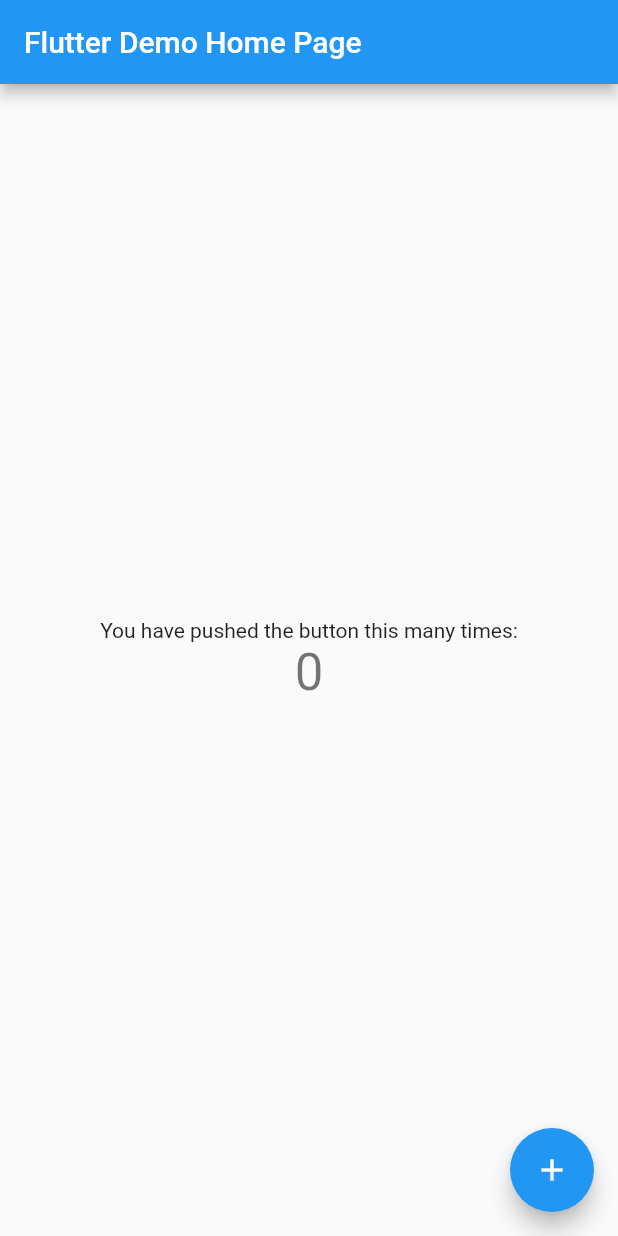
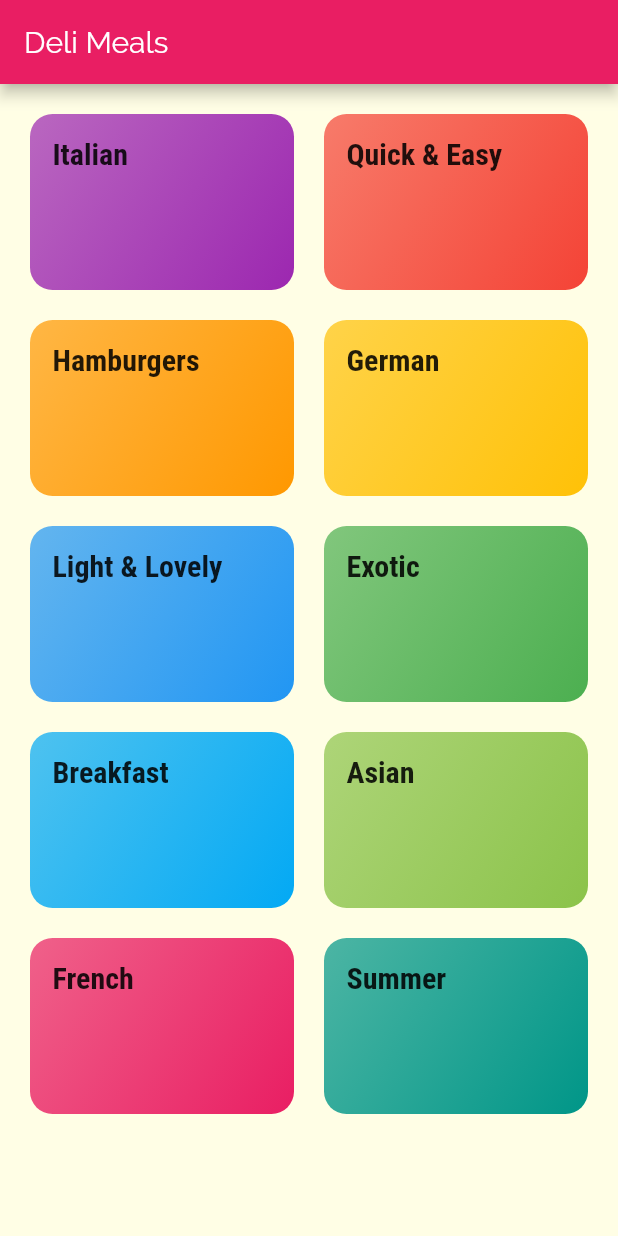
Before and after one commit to JuanBalceda/deli_meals, a Flutter app: the screen it shows after launch, on a phone screen of 412 x 824 dp. Run offline on Flutter 3.47's test engine with Material 2 defaults, Android fonts, the phone set to English and light mode, and no system bars.

Commit message:
Added basic navigation example

```diff
--- /dev/null
+++ b/lib/categories_screen.dart
@@ -0,0 +1,32 @@
+import 'package:deli_meals/category_item.dart';
+import 'package:deli_meals/dummy_data.dart';
+import 'package:flutter/material.dart';
+
+class CategoriesScreen extends StatelessWidget {
+  @override
+  Widget build(BuildContext context) {
+    return Scaffold(
+      appBar: AppBar(
+        title: const Text('Deli Meals'),
+      ),
+      body: GridView(
+        padding: EdgeInsets.all(20),
+        children: DUMMY_CATEGORIES
+            .map(
+              (category) => CategoryItem(
+                category.id,
+                category.title,
+                category.color,
+              ),
+            )
+            .toList(),
+        gridDelegate: SliverGridDelegateWithMaxCrossAxisExtent(
+          maxCrossAxisExtent: 200,
+          childAspectRatio: 3 / 2,
+          crossAxisSpacing: 20,
+          mainAxisSpacing: 20,
+        ),
+      ),
+    );
+  }
+}
--- /dev/null
+++ b/lib/category_item.dart
@@ -0,0 +1,47 @@
+import 'package:deli_meals/category_meals_screen.dart';
+import 'package:flutter/material.dart';
+
+class CategoryItem extends StatelessWidget {
+  final String id;
+  final String title;
+  final Color color;
+
+  CategoryItem(this.id, this.title, this.color);
+
+  void selectCategory(BuildContext ctx) {
+    Navigator.of(ctx).push(
+      MaterialPageRoute(
+        builder: (_) {
+          return CategoryMealsScreen(this.id, this.title);
+        },
+      ),
+    );
+  }
+
+  @override
+  Widget build(BuildContext context) {
+    return InkWell(
+      onTap: () => selectCategory(context),
+      splashColor: Theme.of(context).primaryColor,
+      borderRadius: BorderRadius.circular(15),
+      child: Container(
+        padding: const EdgeInsets.all(15),
+        child: Text(
+          title,
+          style: Theme.of(context).textTheme.headline6,
+        ),
+        decoration: BoxDecoration(
+          gradient: LinearGradient(
+            colors: [
+              color.withOpacity(0.7),
+              color,
+            ],
+            begin: Alignment.topLeft,
+            end: Alignment.bottomRight,
+          ),
+          borderRadius: BorderRadius.circular(15),
+        ),
+      ),
+    );
+  }
+}
--- /dev/null
+++ b/lib/category_meals_screen.dart
@@ -0,0 +1,20 @@
+import 'package:flutter/material.dart';
+
+class CategoryMealsScreen extends StatelessWidget {
+  final String categoryId;
+  final String categoryTitle;
+
+  CategoryMealsScreen(this.categoryId, this.categoryTitle);
+
+  @override
+  Widget build(BuildContext context) {
+    return Scaffold(
+      appBar: AppBar(
+        title: Text(categoryTitle),
+      ),
+      body: Center(
+        child: Text('Recipes'),
+      ),
+    );
+  }
+}
--- /dev/null
+++ b/lib/dummy_data.dart
@@ -0,0 +1,56 @@
+import 'package:flutter/material.dart';
+
+import './models/category.dart';
+
+const DUMMY_CATEGORIES = const [
+  Category(
+    id: 'c1',
+    title: 'Italian',
+    color: Colors.purple,
+  ),
+  Category(
+    id: 'c2',
+    title: 'Quick & Easy',
+    color: Colors.red,
+  ),
+  Category(
+    id: 'c3',
+    title: 'Hamburgers',
+    color: Colors.orange,
+  ),
+  Category(
+    id: 'c4',
+    title: 'German',
+    color: Colors.amber,
+  ),
+  Category(
+    id: 'c5',
+    title: 'Light & Lovely',
+    color: Colors.blue,
+  ),
+  Category(
+    id: 'c6',
+    title: 'Exotic',
+    color: Colors.green,
+  ),
+  Category(
+    id: 'c7',
+    title: 'Breakfast',
+    color: Colors.lightBlue,
+  ),
+  Category(
+    id: 'c8',
+    title: 'Asian',
+    color: Colors.lightGreen,
+  ),
+  Category(
+    id: 'c9',
+    title: 'French',
+    color: Colors.pink,
+  ),
+  Category(
+    id: 'c10',
+    title: 'Summer',
+    color: Colors.teal,
+  ),
+];
--- a/lib/main.dart
+++ b/lib/main.dart
@@ -1,3 +1,4 @@
+import 'package:deli_meals/categories_screen.dart';
 import 'package:flutter/material.dart';
 
 void main() {
@@ -11,103 +12,25 @@ class MyApp extends StatelessWidget {
     return MaterialApp(
       title: 'Flutter Demo',
       theme: ThemeData(
-        // This is the theme of your application.
-        //
-        // Try running your application with "flutter run". You'll see the
-        // application has a blue toolbar. Then, without quitting the app, try
-        // changing the primarySwatch below to Colors.green and then invoke
-        // "hot reload" (press "r" in the console where you ran "flutter run",
-        // or simply save your changes to "hot reload" in a Flutter IDE).
-        // Notice that the counter didn't reset back to zero; the application
-        // is not restarted.
-        primarySwatch: Colors.blue,
+        primarySwatch: Colors.pink,
+        accentColor: Colors.amber,
+        canvasColor: Color.fromRGBO(255, 254, 229, 1),
+        fontFamily: 'Raleway',
+        textTheme: ThemeData.light().textTheme.copyWith(
+              bodyText1: TextStyle(
+                color: Color.fromRGBO(20, 51, 51, 1),
+              ),
+              bodyText2: TextStyle(
+                color: Color.fromRGBO(20, 51, 51, 1),
+              ),
+              headline6: TextStyle(
+                fontSize: 20,
+                fontFamily: 'RobotoCondensed',
+                fontWeight: FontWeight.bold,
+              ),
+            ),
       ),
-      home: MyHomePage(title: 'Flutter Demo Home Page'),
+      home: CategoriesScreen(),
     );
   }
 }
-
-class MyHomePage extends StatefulWidget {
-  MyHomePage({Key? key, this.title}) : super(key: key);
-
-  // This widget is the home page of your application. It is stateful, meaning
-  // that it has a State object (defined below) that contains fields that affect
-  // how it looks.
-
-  // This class is the configuration for the state. It holds the values (in this
-  // case the title) provided by the parent (in this case the App widget) and
-  // used by the build method of the State. Fields in a Widget subclass are
-  // always marked "final".
-
-  final String? title;
-
-  @override
-  _MyHomePageState createState() => _MyHomePageState();
-}
-
-class _MyHomePageState extends State<MyHomePage> {
-  int _counter = 0;
-
-  void _incrementCounter() {
-    setState(() {
-      // This call to setState tells the Flutter framework that something has
-      // changed in this State, which causes it to rerun the build method below
-      // so that the display can reflect the updated values. If we changed
-      // _counter without calling setState(), then the build method would not be
-      // called again, and so nothing would appear to happen.
-      _counter++;
-    });
-  }
-
-  @override
-  Widget build(BuildContext context) {
-    // This method is rerun every time setState is called, for instance as done
-    // by the _incrementCounter method above.
-    //
-    // The Flutter framework has been optimized to make rerunning build methods
-    // fast, so that you can just rebuild anything that needs updating rather
-    // than having to individually change instances of widgets.
-    return Scaffold(
-      appBar: AppBar(
-        // Here we take the value from the MyHomePage object that was created by
-        // the App.build method, and use it to set our appbar title.
-        title: Text(widget.title!),
-      ),
-      body: Center(
-        // Center is a layout widget. It takes a single child and positions it
-        // in the middle of the parent.
-        child: Column(
-          // Column is also a layout widget. It takes a list of children and
-          // arranges them vertically. By default, it sizes itself to fit its
-          // children horizontally, and tries to be as tall as its parent.
-          //
-          // Invoke "debug painting" (press "p" in the console, choose the
-          // "Toggle Debug Paint" action from the Flutter Inspector in Android
-          // Studio, or the "Toggle Debug Paint" command in Visual Studio Code)
-          // to see the wireframe for each widget.
-          //
-          // Column has various properties to control how it sizes itself and
-          // how it positions its children. Here we use mainAxisAlignment to
-          // center the children vertically; the main axis here is the vertical
-          // axis because Columns are vertical (the cross axis would be
-          // horizontal).
-          mainAxisAlignment: MainAxisAlignment.center,
-          children: <Widget>[
-            Text(
-              'You have pushed the button this many times:',
-            ),
-            Text(
-              '$_counter',
-              style: Theme.of(context).textTheme.headline4,
-            ),
-          ],
-        ),
-      ),
-      floatingActionButton: FloatingActionButton(
-        onPressed: _incrementCounter,
-        tooltip: 'Increment',
-        child: Icon(Icons.add),
-      ), // This trailing comma makes auto-formatting nicer for build methods.
-    );
-  }
-}
--- /dev/null
+++ b/lib/models/category.dart
@@ -0,0 +1,14 @@
+import 'package:flutter/cupertino.dart';
+import 'package:flutter/material.dart';
+
+class Category {
+  final String id;
+  final String title;
+  final Color color;
+
+  const Category({
+    required this.id,
+    required this.title,
+    this.color = Colors.orange,
+  });
+}
```
Also changed, not shown: pubspec.yaml (+17 -6 lines), assets/fonts/Raleway-Black.ttf (added), assets/fonts/Raleway-Bold.ttf (added), assets/fonts/Raleway-Regular.ttf (added), assets/fonts/RobotoCondensed-Bold.ttf (added), assets/fonts/RobotoCondensed-Italic.ttf (added), assets/fonts/RobotoCondensed-Light.ttf (added), assets/fonts/RobotoCondensed-Regular.ttf (added), pubspec.lock.
